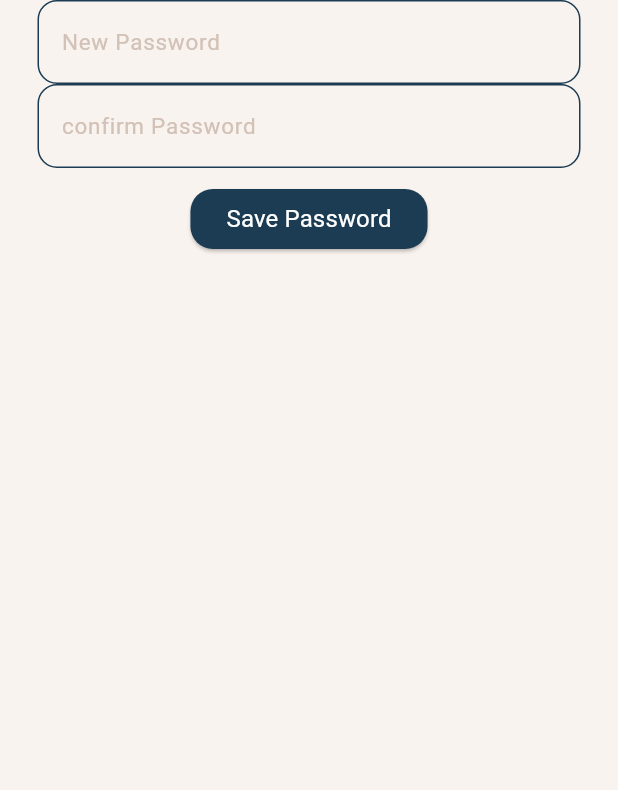
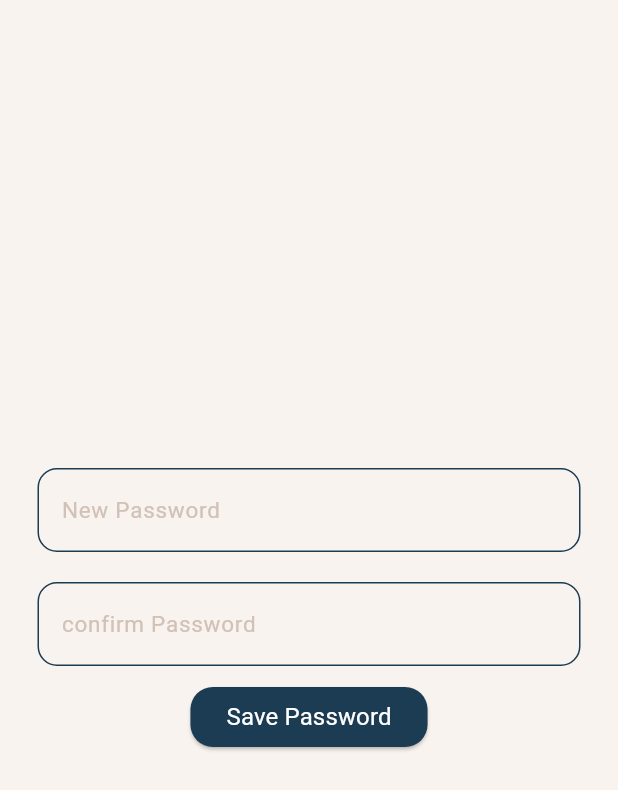
Before and after one commit to ITIFinalProject/final-project-mobile, a Flutter app: the ChangePass screen opened directly, on a phone screen of 412 x 824 dp. Shown: the top 790 px of the screen. Run offline on Flutter 3.47's test engine with Material 3 defaults, Android fonts, the phone set to English and light mode, and no system bars; our stand-ins replace cloud_firestore, curved_navigation_bar, equatable, firebase_auth, firebase_core, flutter_bloc and 12 more; missing offline and left inert: flutter_facebook_auth; accounts and stored records are empty.

Commit message:
optimize UI of change password to be in center

```diff
--- a/lib/features/profile/change password/change_pass.dart
+++ b/lib/features/profile/change password/change_pass.dart
@@ -20,8 +20,8 @@ class _ChangePassState extends State<ChangePass> {
   @override
   Widget build(BuildContext context) {
     return Scaffold(
-      body: SingleChildScrollView(
-        child: Center(
+      body: Center(
+        child: SingleChildScrollView(
             child: Form(
               key: _formKey,
               child: Column(
@@ -40,6 +40,7 @@ class _ChangePassState extends State<ChangePass> {
                     hint: "New Password",
                     controller: newPassController,
                   ),
+                  SizedBox(height: 20,),
                   CustomTextFormField(
                     validator: (val) {
                       if (val == null || val.isEmpty) {
```
Lines whose indentation alone changed are shown as unchanged.
